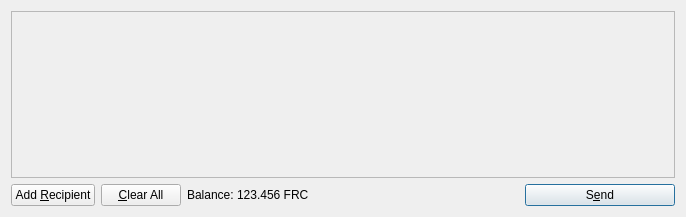
This is src/qt/forms/sendcoinsdialog.ui in dixiecoin/dixiecoin as Qt 5 draws it before an edit. The edited form follows.
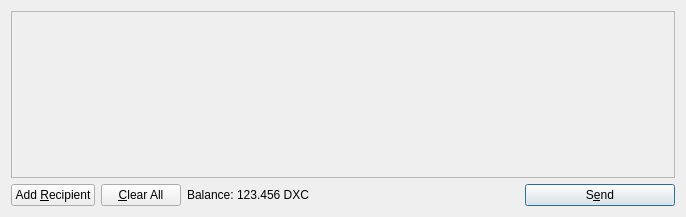
This is the edited form. Icons and pictures are not drawn.

What changed in the file:
```diff
--- a/src/qt/forms/sendcoinsdialog.ui
+++ b/src/qt/forms/sendcoinsdialog.ui
@@ -119,7 +119,7 @@
           <cursorShape>IBeamCursor</cursorShape>
          </property>
          <property name="text">
-          <string>123.456 FRC</string>
+          <string>123.456 DXC</string>
          </property>
          <property name="textInteractionFlags">
           <set>Qt::LinksAccessibleByMouse|Qt::TextSelectableByKeyboard|Qt::TextSelectableByMouse</set>
```
